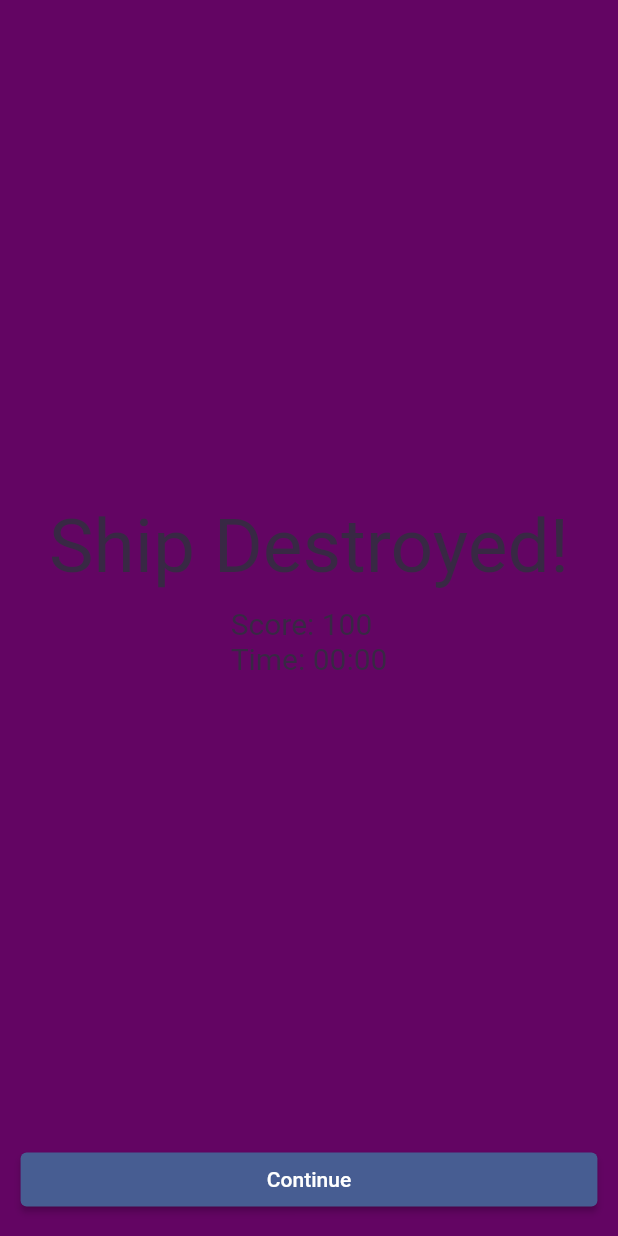
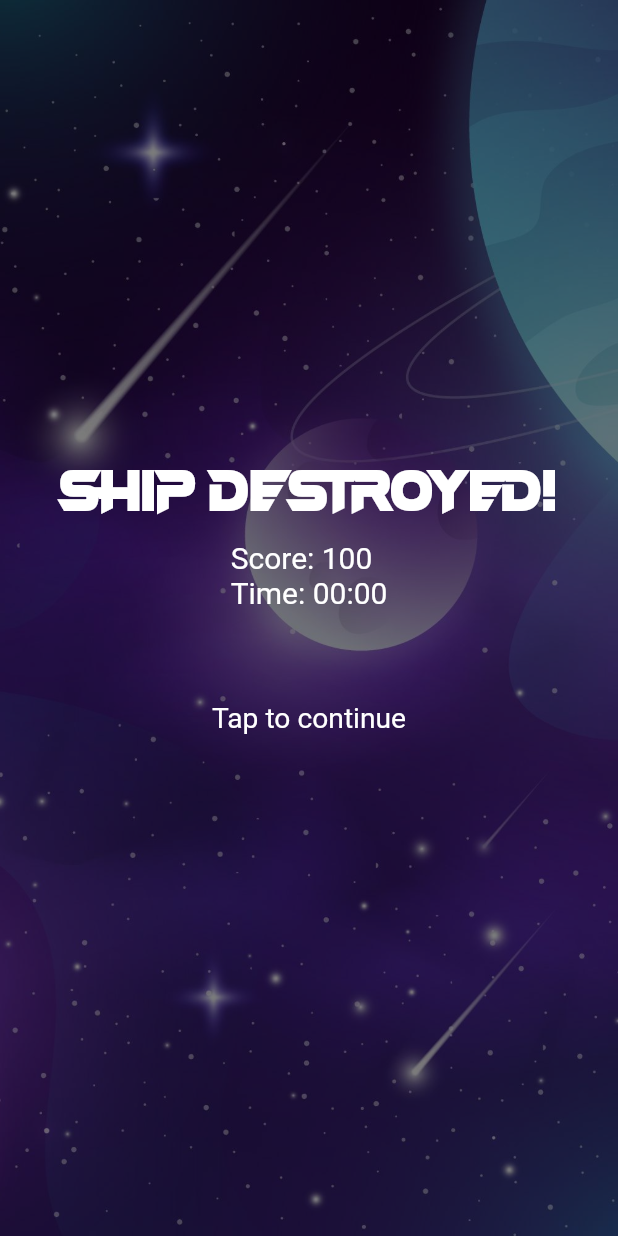
Before and after one commit to SDevM/Amber-Galactic, a Flutter app: the LoseGameScreen screen opened by its route, on a phone screen of 412 x 824 dp. Run offline on Flutter 3.47's test engine with Material 2 defaults, Android fonts, the phone set to English and light mode, and no system bars; our stand-ins replace audioplayers, firebase_core, firebase_crashlytics, go_router, google_mobile_ads, in_app_purchase and 1 more; missing offline and left inert: games_services; accounts and stored records are empty; Roboto replaces fonts that are missing (Permanent Marker).

Commit message:
lose game

```diff
--- a/lib/src/game_results/lose_game_screen.dart
+++ b/lib/src/game_results/lose_game_screen.dart
@@ -30,10 +30,23 @@ class LoseGameScreen extends StatelessWidget {
 
     const gap = SizedBox(height: 10);
 
-    return Scaffold(
-      backgroundColor: palette.backgroundPlaySession,
-      body: ResponsiveScreen(
-        squarishMainArea: Column(
+    return Stack(
+      fit: StackFit.expand,
+      children: [
+        Image.asset(
+          "assets/images/universe_background.jpg",
+          fit: BoxFit.cover,
+        ),
+        Container(color: Color.fromARGB(132, 0, 0, 0)),
+        Listener(
+          onPointerUp: (event) {
+            // TODO implement proper action after game lost.
+            GoRouter.of(context).go("/");
+            // GoRouter.of(context).pop();
+          },
+          child: Scaffold(
+            backgroundColor: Colors.transparent,
+            body: Column(
               mainAxisAlignment: MainAxisAlignment.center,
               children: <Widget>[
                 if (adsControllerAvailable && !adsRemoved) ...[
@@ -47,7 +60,11 @@ class LoseGameScreen extends StatelessWidget {
                 const Center(
                   child: Text(
                     'Ship Destroyed!',
-                style: TextStyle(fontFamily: 'Permanent Marker', fontSize: 50),
+                    style: TextStyle(
+                      fontFamily: 'FastHand',
+                      fontSize: 40,
+                      color: Colors.white,
+                    ),
                   ),
                 ),
                 gap,
@@ -56,18 +73,83 @@ class LoseGameScreen extends StatelessWidget {
                     'Score: ${score.score}\n'
                     'Time: ${score.formattedTime}',
                     style: const TextStyle(
-                    fontFamily: 'Permanent Marker', fontSize: 20),
+                      fontFamily: 'Permanent Marker',
+                      color: Colors.white,
+                      fontSize: 20,
+                    ),
+                  ),
+                ),
+                gap,
+                gap,
+                Center(
+                  child: TapToContinue(),
+                ),
+              ],
+            ),
           ),
         ),
       ],
+    );
+  }
+}
+
+class TapToContinue extends StatefulWidget {
+  const TapToContinue({super.key});
+
+  @override
+  State<TapToContinue> createState() => _TapToContinueState();
+}
+
+class _TapToContinueState extends State<TapToContinue>
+    with SingleTickerProviderStateMixin {
+  late AnimationController _animationController;
+  late Animation _animation;
+
+  @override
+  void initState() {
+    super.initState();
+
+    _animationController = AnimationController(
+      vsync: this,
+      duration: Duration(milliseconds: 500),
+    );
+
+    _animation = Tween(begin: 1, end: 0.8).animate(
+      CurvedAnimation(
+        parent: _animationController,
+        curve: Curves.ease,
       ),
-        rectangularMenuArea: ElevatedButton(
-          onPressed: () {
-            GoRouter.of(context).pop();
-          },
-          child: const Text('Continue'),
+    );
+
+    _animationController.repeat(reverse: true);
+  }
+
+  @override
+  void dispose() {
+    _animationController.dispose();
+    super.dispose();
+  }
+
+  @override
+  Widget build(BuildContext context) {
+    return AnimatedBuilder(
+      animation: _animation,
+      builder: (context, snapshot) {
+        return Transform.scale(
+          scale: _animation.value,
+          child: Padding(
+            padding: EdgeInsets.symmetric(vertical: 40, horizontal: 40),
+            child: Text(
+              'Tap to continue',
+              style: const TextStyle(
+                fontFamily: 'Permanent Marker',
+                color: Colors.white,
+                fontSize: 20,
+              ),
             ),
           ),
         );
+      },
+    );
   }
 }
```
Lines whose indentation alone changed are shown as unchanged.
